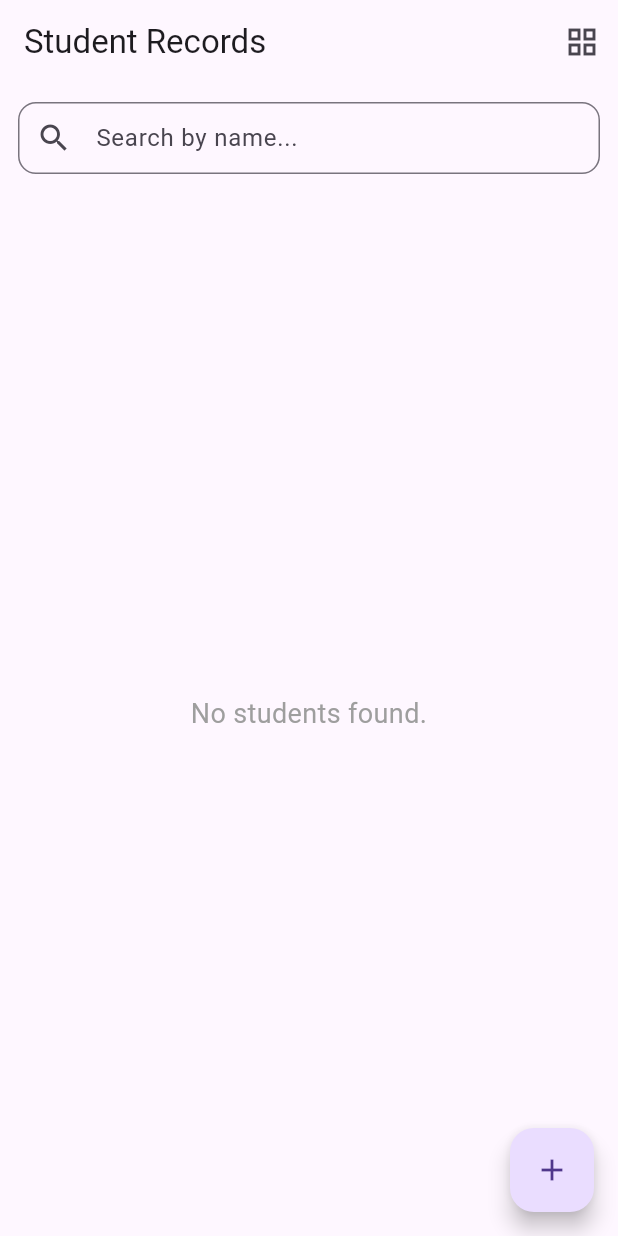
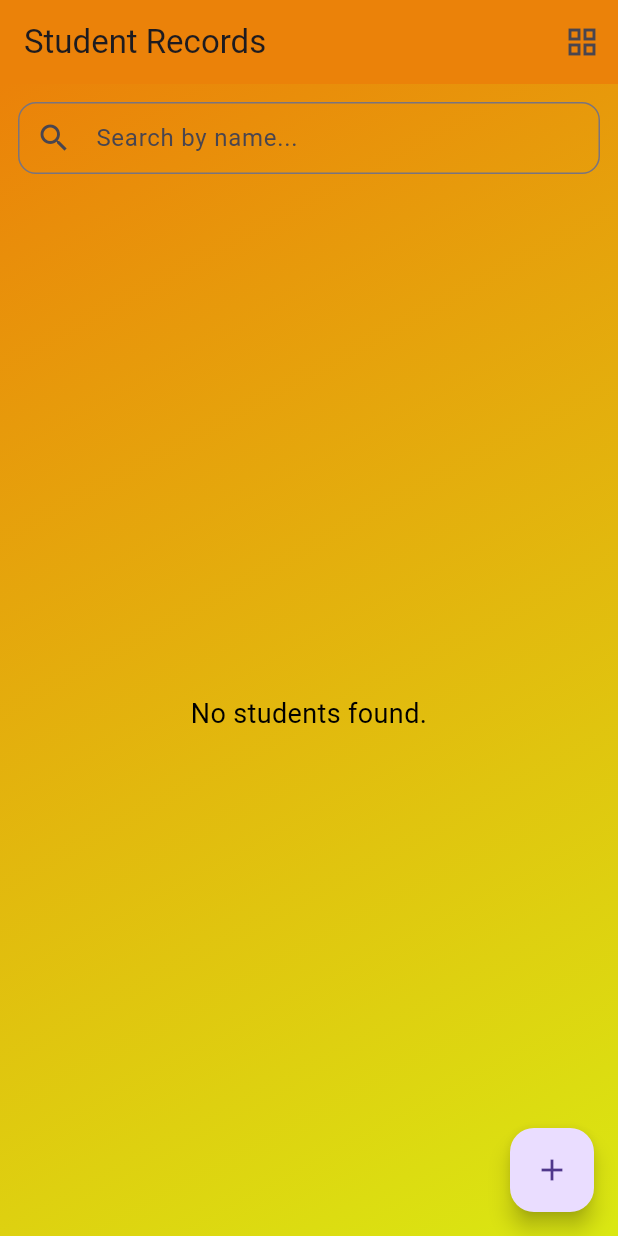
Before and after one commit to Sujin14/student_management_provider, a Flutter app: the screen it shows after launch, on a phone screen of 412 x 824 dp. Run offline on Flutter 3.47's test engine with Material 3 defaults, Android fonts, the phone set to English and light mode, and no system bars; our stand-ins replace image_picker, sqflite; accounts and stored records are empty.

Commit message:
changed background colors and updated ndk version to 27.0.12077973 from 26

```diff
--- a/lib/screens/student_list_screen.dart
+++ b/lib/screens/student_list_screen.dart
@@ -34,6 +34,7 @@ class _StudentListScreenState extends State<StudentListScreen> {
     return Scaffold(
       appBar: AppBar(
         title: const Text('Student Records'),
+        backgroundColor: const Color.fromARGB(255, 235, 130, 9),
         actions: [
           IconButton(
             icon: Icon(isGrid ? Icons.list : Icons.grid_view),
@@ -51,19 +52,29 @@ class _StudentListScreenState extends State<StudentListScreen> {
             ),
         child: const Icon(Icons.add),
       ),
-      body: Column(
+      body: Container(
+        decoration: BoxDecoration(
+          gradient: LinearGradient(
+            colors: [
+              const Color.fromARGB(255, 235, 130, 9),
+              const Color.fromARGB(255, 218, 232, 18),
+            ],
+            begin: Alignment.topLeft,
+            end: Alignment.bottomRight,
+          ),
+        ),
+        child: Column(
           children: [
             Padding(
               padding: const EdgeInsets.all(12),
               child: CustomSearchBar(
-              hintText: 'Search by name...',
                 onChanged: (value) => setState(() => _searchQuery = value),
               ),
             ),
             Expanded(
               child:
                   students.isEmpty
-                    ? const EmptyMessage(message: 'No students found.')
+                      ? EmptyMessage()
                       : isGrid
                       ? GridView.builder(
                         padding: const EdgeInsets.all(12),
@@ -85,8 +96,9 @@ class _StudentListScreenState extends State<StudentListScreen> {
                                 context,
                                 MaterialPageRoute(
                                   builder:
-                                    (_) =>
-                                        AddEditStudentScreen(student: student),
+                                      (_) => AddEditStudentScreen(
+                                        student: student,
+                                      ),
                                 ),
                               );
                             },
@@ -127,6 +139,7 @@ class _StudentListScreenState extends State<StudentListScreen> {
             ),
           ],
         ),
+      ),
     );
   }
 
--- a/lib/widgets/confirm_dialog.dart
+++ b/lib/widgets/confirm_dialog.dart
@@ -2,16 +2,14 @@ import 'package:flutter/material.dart';
 
 Future<void> showConfirmDialog({
   required BuildContext context,
-  required String title,
-  required String content,
   required VoidCallback onConfirm,
 }) {
   return showDialog(
     context: context,
     builder:
         (_) => AlertDialog(
-          title: Text(title),
-          content: Text(content),
+          title: const Text('Delete Student'),
+          content: const Text('Are you sure you want to delete this student?'),
           actions: [
             TextButton(
               onPressed: () => Navigator.pop(context),
--- a/lib/widgets/empty_message.dart
+++ b/lib/widgets/empty_message.dart
@@ -1,16 +1,13 @@
 import 'package:flutter/material.dart';
 
 class EmptyMessage extends StatelessWidget {
-  final String message;
-
-  const EmptyMessage({super.key, required this.message});
-
+  const EmptyMessage({super.key});
   @override
   Widget build(BuildContext context) {
     return Center(
       child: Text(
-        message,
-        style: const TextStyle(fontSize: 18, color: Colors.grey),
+        'No students found.',
+        style: const TextStyle(fontSize: 18, color: Colors.black),
         textAlign: TextAlign.center,
       ),
     );
```
Also changed, not shown: lib/screens/student_detail_screen.dart (+26 -8 lines), lib/widgets/student_grid_card.dart (+5 -9 lines), lib/widgets/student_list_card.dart (+5 -8 lines), 1 other file. Lines whose indentation alone changed are shown as unchanged.
